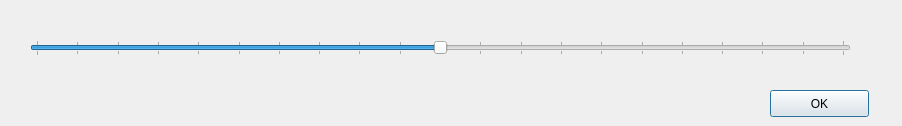
Qt form brightness_slider.ui (soucevi1/python-simple-image-editor) before a commit.
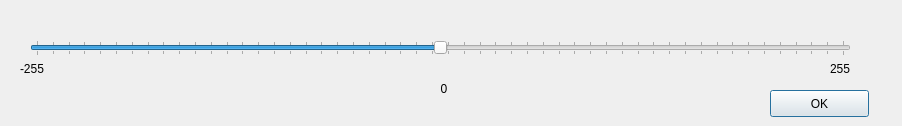
The same form after that commit.

What changed in the file:
```diff
--- a/brightness_slider.ui
+++ b/brightness_slider.ui
@@ -34,10 +34,10 @@
     </rect>
    </property>
    <property name="minimum">
-    <number>-10</number>
+    <number>-255</number>
    </property>
    <property name="maximum">
-    <number>10</number>
+    <number>255</number>
    </property>
    <property name="pageStep">
     <number>1</number>
@@ -49,7 +49,7 @@
     <enum>QSlider::TicksBothSides</enum>
    </property>
    <property name="tickInterval">
-    <number>0</number>
+    <number>10</number>
    </property>
   </widget>
   <widget class="QPushButton" name="brOKButton">
@@ -65,6 +65,48 @@
     <string>OK</string>
    </property>
   </widget>
+  <widget class="QLabel" name="valueLabel">
+   <property name="geometry">
+    <rect>
+     <x>410</x>
+     <y>80</y>
+     <width>68</width>
+     <height>17</height>
+    </rect>
+   </property>
+   <property name="text">
+    <string>0</string>
+   </property>
+   <property name="alignment">
+    <set>Qt::AlignCenter</set>
+   </property>
+  </widget>
+  <widget class="QLabel" name="label">
+   <property name="geometry">
+    <rect>
+     <x>20</x>
+     <y>60</y>
+     <width>41</width>
+     <height>17</height>
+    </rect>
+   </property>
+   <property name="text">
+    <string>-255</string>
+   </property>
+  </widget>
+  <widget class="QLabel" name="label_2">
+   <property name="geometry">
+    <rect>
+     <x>830</x>
+     <y>60</y>
+     <width>31</width>
+     <height>17</height>
+    </rect>
+   </property>
+   <property name="text">
+    <string>255</string>
+   </property>
+  </widget>
  </widget>
  <resources/>
  <connections/>
```
